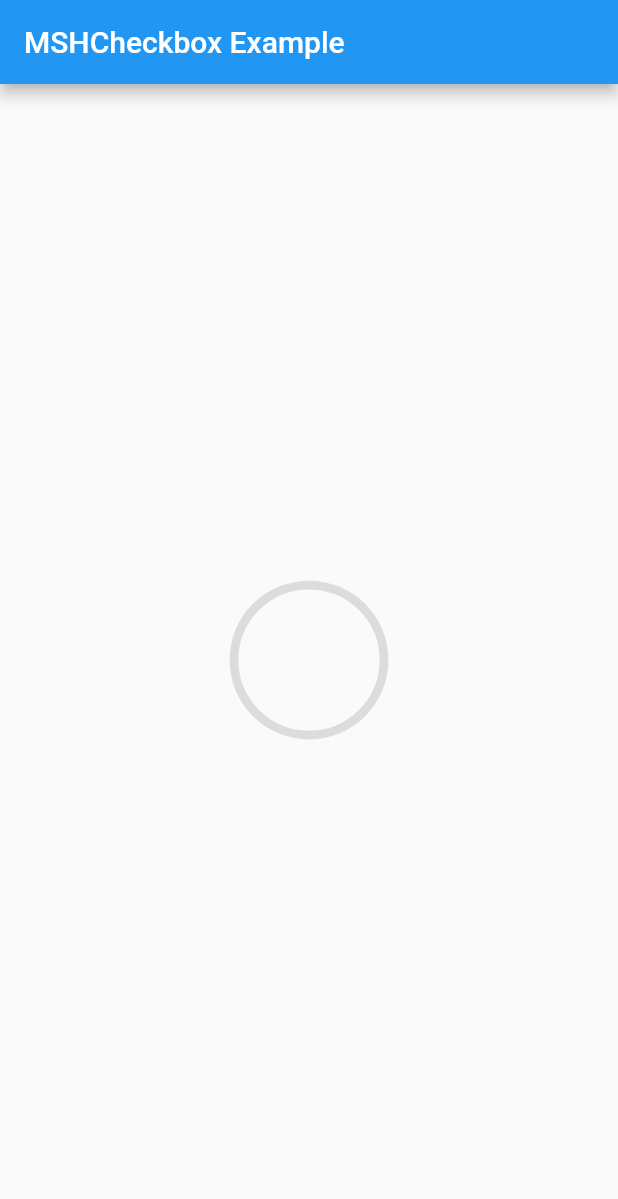
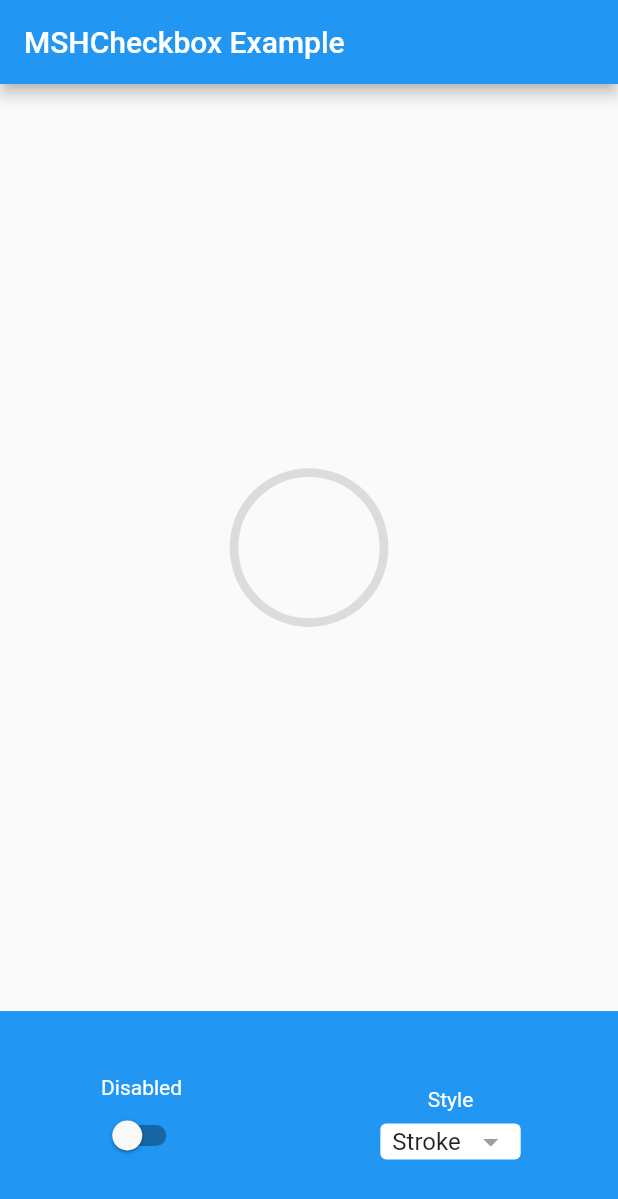
Before and after one commit to HornMichaelS/msh_checkbox, a Flutter app: the screen it shows after launch, on a phone screen of 412 x 824 dp. Shown: the top 1199 px of the screen. Run offline on Flutter 3.47's test engine with Material 2 defaults, Android fonts, the phone set to English and light mode, and no system bars.

Commit message:
Add filled style option

```diff
--- a/example/lib/main.dart
+++ b/example/lib/main.dart
@@ -14,6 +14,8 @@ class MyApp extends StatefulWidget {
 
 class _MyAppState extends State<MyApp> {
   bool isChecked = false;
+  bool isDisabled = false;
+  MSHCheckboxStyle style = MSHCheckboxStyle.stroke;
 
   @override
   Widget build(BuildContext context) {
@@ -25,12 +27,17 @@ class _MyAppState extends State<MyApp> {
       ),
       home: Scaffold(
         appBar: AppBar(title: const Text('MSHCheckbox Example')),
-        body: Center(
+        body: Column(
+          children: [
+            Expanded(
+              child: Center(
                 child: MSHCheckbox(
                   size: 100,
                   value: isChecked,
+                  isDisabled: isDisabled,
                   checkedColor: Colors.blue,
                   uncheckedColor: Colors.black12,
+                  style: style,
                   onChanged: (selected) {
                     setState(() {
                       isChecked = selected;
@@ -39,6 +46,98 @@ class _MyAppState extends State<MyApp> {
                 ),
               ),
             ),
+            Container(
+              height: 150,
+              color: Colors.blue,
+              child: Center(
+                child: Row(
+                  mainAxisAlignment: MainAxisAlignment.spaceAround,
+                  children: [
+                    control(
+                      "Disabled",
+                      Switch(
+                        value: isDisabled,
+                        activeColor: Colors.white,
+                        onChanged: (value) => setState(() {
+                          isDisabled = value;
+                        }),
+                      ),
+                    ),
+                    control(
+                      "Style",
+                      Padding(
+                        padding: const EdgeInsets.only(top: 8.0),
+                        child: Container(
+                          decoration: BoxDecoration(
+                            color: Colors.white,
+                            borderRadius: BorderRadius.circular(4),
+                          ),
+                          child: Padding(
+                            padding:
+                                const EdgeInsets.symmetric(horizontal: 8.0),
+                            child: DropdownButton<MSHCheckboxStyle>(
+                              isDense: true,
+                              iconEnabledColor: Colors.grey,
+                              dropdownColor: Colors.white,
+                              underline: Container(),
+                              items: MSHCheckboxStyle.values
+                                  .map(
+                                    (style) => DropdownMenuItem(
+                                      value: style,
+                                      child: Text(
+                                        style.name(),
+                                      ),
+                                    ),
+                                  )
+                                  .toList(),
+                              value: style,
+                              onChanged: (style) => setState(() {
+                                if (style != null) {
+                                  this.style = style;
+                                }
+                              }),
+                            ),
+                          ),
+                        ),
+                      ),
+                    ),
+                  ],
+                ),
+              ),
+            ),
+          ],
+        ),
+      ),
+    );
+  }
+
+  Widget control(String title, Widget control) {
+    return Column(
+      mainAxisSize: MainAxisSize.min,
+      children: [
+        Text(
+          title,
+          style: const TextStyle(
+            color: Colors.white,
+          ),
+        ),
+        control,
+      ],
     );
   }
 }
+
+extension StyleName on MSHCheckboxStyle {
+  String name() {
+    switch (this) {
+      case MSHCheckboxStyle.stroke:
+        return "Stroke";
+      case MSHCheckboxStyle.filled:
+        return "Filled";
+      case MSHCheckboxStyle.bounce:
+        return "Bounce";
+      case MSHCheckboxStyle.fade:
+        return "Fade";
+    }
+  }
+}
--- a/lib/msh_checkbox.dart
+++ b/lib/msh_checkbox.dart
@@ -1,3 +1,4 @@
 library msh_checkbox;
 
 export 'src/msh_checkbox.dart' show MSHCheckbox;
+export 'src/msh_checkbox_style.dart' show MSHCheckboxStyle;
--- /dev/null
+++ b/lib/src/checkboxes/checkbox_base.dart
@@ -0,0 +1,22 @@
+import 'package:flutter/material.dart';
+
+abstract class CheckboxBase extends StatelessWidget {
+  final bool isDisabled;
+  final Color checkedColor;
+  final Color disabledColor;
+  final Color uncheckedColor;
+  final AnimationController animationController;
+  final double strokeWidth;
+  final double size;
+
+  const CheckboxBase({
+    Key? key,
+    required this.isDisabled,
+    required this.checkedColor,
+    required this.disabledColor,
+    required this.uncheckedColor,
+    required this.animationController,
+    required this.strokeWidth,
+    required this.size,
+  }) : super(key: key);
+}
--- /dev/null
+++ b/lib/src/checkboxes/filled_checkbox.dart
@@ -0,0 +1,65 @@
+import 'package:flutter/material.dart';
+import 'package:msh_checkbox/src/painting/check.dart';
+
+import 'checkbox_base.dart';
+
+class FilledCheckbox extends CheckboxBase {
+  const FilledCheckbox({
+    Key? key,
+    required bool isDisabled,
+    required Color checkedColor,
+    required Color disabledColor,
+    required Color uncheckedColor,
+    required AnimationController animationController,
+    required double strokeWidth,
+    required double size,
+  }) : super(
+          key: key,
+          isDisabled: isDisabled,
+          checkedColor: checkedColor,
+          disabledColor: disabledColor,
+          uncheckedColor: uncheckedColor,
+          animationController: animationController,
+          strokeWidth: strokeWidth,
+          size: size,
+        );
+
+  @override
+  Widget build(BuildContext context) {
+    final animation = animationController.drive(
+      Tween(begin: 0.0, end: size + strokeWidth).chain(
+        CurveTween(
+          curve: Curves.easeOutCirc,
+        ),
+      ),
+    );
+
+    return AnimatedBuilder(
+      animation: animationController,
+      builder: (context, child) {
+        return Stack(
+          alignment: Alignment.center,
+          children: [
+            Container(
+              height: animation.value,
+              width: animation.value,
+              decoration: BoxDecoration(
+                shape: BoxShape.circle,
+                color: isDisabled ? disabledColor : checkedColor,
+              ),
+            ),
+            Opacity(
+              opacity: animationController.value,
+              child: Check(
+                color: Colors.white,
+                fillPercentage: 1,
+                size: size * 0.4,
+                strokeWidth: strokeWidth,
+              ),
+            ),
+          ],
+        );
+      },
+    );
+  }
+}
--- /dev/null
+++ b/lib/src/checkboxes/stroke_checkbox.dart
@@ -0,0 +1,61 @@
+import 'dart:math';
+
+import 'package:flutter/material.dart';
+
+import '../painting/arc.dart';
+import '../painting/check.dart';
+import 'checkbox_base.dart';
+
+class StrokeCheckbox extends CheckboxBase {
+  const StrokeCheckbox({
+    Key? key,
+    required bool isDisabled,
+    required Color checkedColor,
+    required Color disabledColor,
+    required Color uncheckedColor,
+    required AnimationController animationController,
+    required double strokeWidth,
+    required double size,
+  }) : super(
+          key: key,
+          isDisabled: isDisabled,
+          checkedColor: checkedColor,
+          disabledColor: disabledColor,
+          uncheckedColor: uncheckedColor,
+          animationController: animationController,
+          strokeWidth: strokeWidth,
+          size: size,
+        );
+
+  @override
+  Widget build(BuildContext context) {
+    return AnimatedBuilder(
+      animation: animationController,
+      builder: (context, child) {
+        return Stack(
+          alignment: Alignment.center,
+          children: [
+            Arc(
+              color: isDisabled ? Colors.transparent : checkedColor,
+              startAngle: pi / 4,
+              sweepAngle: animationController
+                  .drive(CurveTween(curve: Curves.easeInOutCubic))
+                  .drive(Tween(begin: 0.0, end: 2 * pi))
+                  .value,
+              strokeWidth: strokeWidth,
+              size: size,
+            ),
+            Check(
+              color: isDisabled ? disabledColor : checkedColor,
+              size: size * 0.4,
+              strokeWidth: strokeWidth,
+              fillPercentage: animationController
+                  .drive(CurveTween(curve: Curves.easeInOutCubic))
+                  .value,
+            ),
+          ],
+        );
+      },
+    );
+  }
+}
--- a/lib/src/msh_checkbox.dart
+++ b/lib/src/msh_checkbox.dart
@@ -1,10 +1,8 @@
-import 'dart:math';
+import 'package:flutter/material.dart';
+import 'package:msh_checkbox/src/checkboxes/stroke_checkbox.dart';
 
-import 'package:flutter/material.dart';
-
-import 'package:msh_checkbox/src/painting/check.dart';
-
-import 'painting/arc.dart';
+import 'checkboxes/filled_checkbox.dart';
+import 'msh_checkbox_style.dart';
 
 ///
 /// A circular checkbox which nicely animates changes to its value.
@@ -21,12 +19,13 @@ class MSHCheckbox extends StatefulWidget {
     required this.value,
     this.isDisabled = false,
     this.checkedColor = Colors.blue,
-    this.uncheckedColor = const Color.fromARGB(255, 189, 189, 189),
-    this.disabledColor = const Color(0x20000000),
+    this.uncheckedColor = const Color(0xFFCCCCCC),
+    this.disabledColor = const Color(0xFFCCCCCC),
     this.size = 40,
     this.duration = const Duration(
       milliseconds: 700,
     ),
+    this.style = MSHCheckboxStyle.stroke,
     required this.onChanged,
   }) : super(key: key);
 
@@ -50,6 +49,9 @@ class MSHCheckbox extends StatefulWidget {
 
   /// The duration of the animation which plays when [value] changes.
   final Duration duration;
+
+  /// The style of the animation and the check.
+  final MSHCheckboxStyle style;
 
   /// Called when the value of the checkbox should change.
   final void Function(bool selected) onChanged;
@@ -108,44 +110,58 @@ class _MSHCheckboxState extends State<MSHCheckbox>
               ),
             ),
           ),
-          SizedBox(
-            height: widget.size,
-            width: widget.size,
-            child: AnimatedBuilder(
-              animation: animationController,
-              builder: (context, child) {
-                return Stack(
-                  alignment: const Alignment(0, -0.15),
-                  children: [
-                    Arc(
-                      color: widget.isDisabled
-                          ? Colors.transparent
-                          : widget.checkedColor,
-                      startAngle: pi / 4,
-                      sweepAngle: animationController
-                          .drive(CurveTween(curve: Curves.easeInOutCubic))
-                          .drive(Tween(begin: 0.0, end: 2 * pi))
-                          .value,
-                      strokeWidth: _strokeWidth,
-                      size: widget.size,
-                    ),
-                    Check(
-                      color: widget.isDisabled
-                          ? widget.disabledColor
-                          : widget.checkedColor,
-                      size: widget.size * 0.4,
-                      strokeWidth: _strokeWidth,
-                      fillPercentage: animationController
-                          .drive(CurveTween(curve: Curves.easeInOutCubic))
-                          .value,
-                    ),
-                  ],
-                );
-              },
+          ConstrainedBox(
+            constraints: BoxConstraints(
+              minHeight: widget.size,
+              minWidth: widget.size,
             ),
+            // width: widget.size,
+            // height: widget.size,
+            child: getCheckbox(),
           ),
         ],
       ),
+    );
+  }
+
+  Widget getCheckbox() {
+    switch (widget.style) {
+      case MSHCheckboxStyle.stroke:
+        return StrokeCheckbox(
+          isDisabled: widget.isDisabled,
+          checkedColor: widget.checkedColor,
+          disabledColor: widget.disabledColor,
+          uncheckedColor: widget.uncheckedColor,
+          animationController: animationController,
+          strokeWidth: _strokeWidth,
+          size: widget.size,
+        );
+      case MSHCheckboxStyle.filled:
+        return FilledCheckbox(
+          isDisabled: widget.isDisabled,
+          checkedColor: widget.checkedColor,
+          disabledColor: widget.disabledColor,
+          uncheckedColor: widget.uncheckedColor,
+          animationController: animationController,
+          strokeWidth: _strokeWidth,
+          size: widget.size,
+        );
+      case MSHCheckboxStyle.bounce:
+        // TODO: Handle this case.
+        break;
+      case MSHCheckboxStyle.fade:
+        // TODO: Handle this case.
+        break;
+    }
+
+    return StrokeCheckbox(
+      isDisabled: widget.isDisabled,
+      checkedColor: widget.checkedColor,
+      disabledColor: widget.disabledColor,
+      uncheckedColor: widget.uncheckedColor,
+      animationController: animationController,
+      strokeWidth: _strokeWidth,
+      size: widget.size,
     );
   }
 
--- /dev/null
+++ b/lib/src/msh_checkbox_style.dart
@@ -0,0 +1,24 @@
+/// The animation/style for an [MSHCheckbox].
+enum MSHCheckboxStyle {
+  /// Draws a circle and a checkmark inside.
+  stroke,
+
+  /// Bounces in the fill color for the circle, while fading in the
+  /// checkmark.
+  ///
+  /// The fill color is given by [MSHCheckbox.checkedColor], and the checkmark
+  /// will be colored white.
+  filled,
+
+  /// Fades in a filled circle, while bouncing in the checkmark.
+  ///
+  /// The fill color is given by [MSHCheckbox.checkedColor], and the checkmark
+  /// will be colored white.
+  bounce,
+
+  /// Fades in both a filled circle and a checkmark - No bounce animation.
+  ///
+  /// The fill color is given by [MSHCheckbox.checkedColor], and the checkmark
+  /// will be colored white.
+  fade,
+}
--- a/lib/src/painting/check.dart
+++ b/lib/src/painting/check.dart
@@ -40,25 +40,30 @@ class _CheckPainter extends CustomPainter {
 
   @override
   void paint(Canvas canvas, Size size) {
+    const corner = 0.3;
     final path = Path();
-    const corner = 0.3;
+    final centerAdjustment = corner / 2 * size.height;
 
     final segment1Scale = fillPercentage < corner ? fillPercentage / corner : 1;
     final segment2Scale = (fillPercentage - corner) / (1 - corner);
 
-    path.moveTo(0, (1 - corner) * size.height);
+    path.moveTo(0, (1 - corner) * size.height - centerAdjustment);
 
     if (fillPercentage > 0) {
       path.lineTo(
         corner * size.width * segment1Scale,
-        (1 - corner) * size.height + corner * segment1Scale * size.height,
+        (1 - corner) * size.height +
+            corner * segment1Scale * size.height -
+            centerAdjustment,
       );
     }
 
     if (fillPercentage > corner) {
       path.lineTo(
         corner * size.width + (1 - corner) * size.width * segment2Scale,
-        size.height - (1 - corner) * size.height * segment2Scale,
+        size.height -
+            (1 - corner) * size.height * segment2Scale -
+            centerAdjustment,
       );
     }
 
```
Lines whose indentation alone changed are shown as unchanged.
